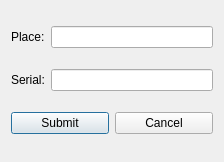
This is MyProj/addcarrierdialog.ui in shahabbadihi/airport_managementt as Qt 5 draws it before an edit. The edited form follows.
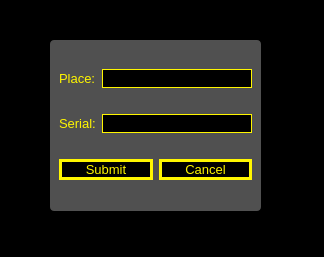
This is the edited form.

```diff
--- a/MyProj/addcarrierdialog.ui
+++ b/MyProj/addcarrierdialog.ui
@@ -6,13 +6,66 @@
    <rect>
     <x>0</x>
     <y>0</y>
-    <width>224</width>
-    <height>162</height>
+    <width>324</width>
+    <height>257</height>
    </rect>
   </property>
   <property name="windowTitle">
    <string>Dialog</string>
   </property>
+  <property name="styleSheet">
+   <string notr="true">* {
+	font-size: 10pt;
+}
+
+QDialog {
+	
+	background-color: rgb(0, 0, 0);
+}
+
+QLabel {
+	color: rgb(255, 246, 0);
+}
+
+QLineEdit {
+	color: rgb(255, 246, 0);
+	
+	background-color: rgb(0, 0, 0);
+	border: 1px solid #fff600;
+}
+
+QPushButton {
+	background-color: rgb(0, 0, 0);
+	color: rgb(255, 246, 0);
+	border: 3px solid #fff600;
+}
+
+QPushButton:hover {
+	background-color: #fff600;
+	color: black;
+}
+
+#frame {
+	
+	background-color: rgb(255, 255, 255, 80);
+	border-radius: 4px;
+}</string>
+  </property>
+  <widget class="QFrame" name="frame">
+   <property name="geometry">
+    <rect>
+     <x>50</x>
+     <y>40</y>
+     <width>211</width>
+     <height>171</height>
+    </rect>
+   </property>
+   <property name="frameShape">
+    <enum>QFrame::StyledPanel</enum>
+   </property>
+   <property name="frameShadow">
+    <enum>QFrame::Raised</enum>
+   </property>
   <layout class="QVBoxLayout" name="verticalLayout">
    <item>
     <layout class="QHBoxLayout" name="horizontalLayout">
@@ -61,6 +114,7 @@
     </layout>
    </item>
   </layout>
+  </widget>
  </widget>
  <resources/>
  <connections/>
```
Lines whose indentation alone changed are shown as unchanged.
